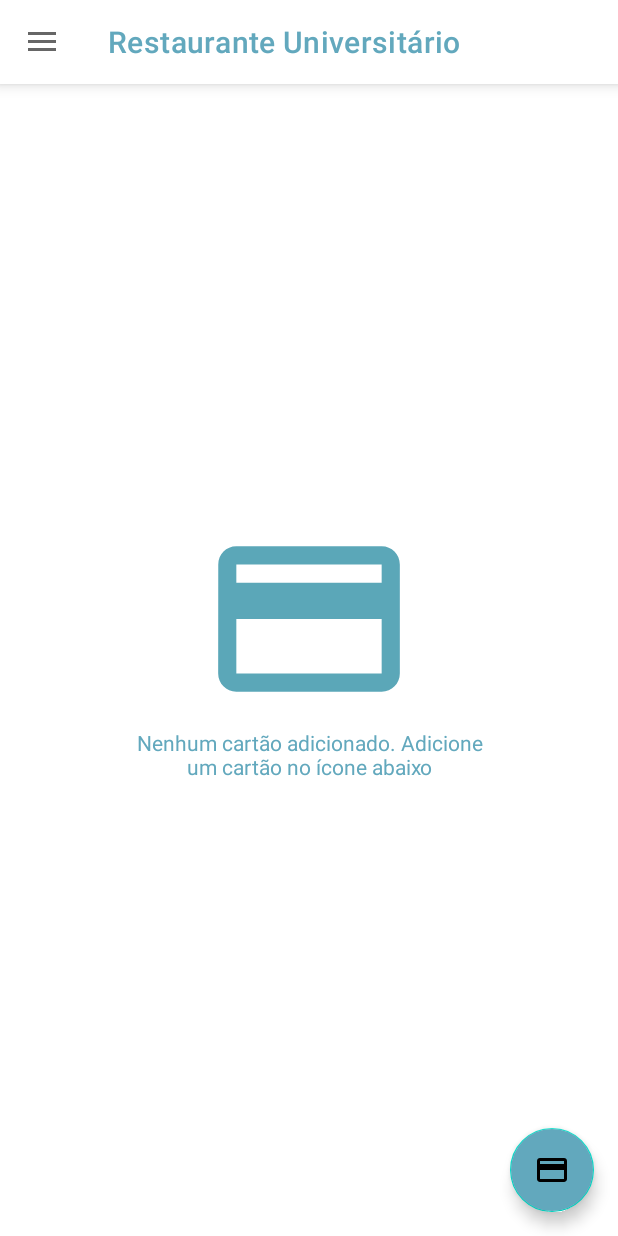
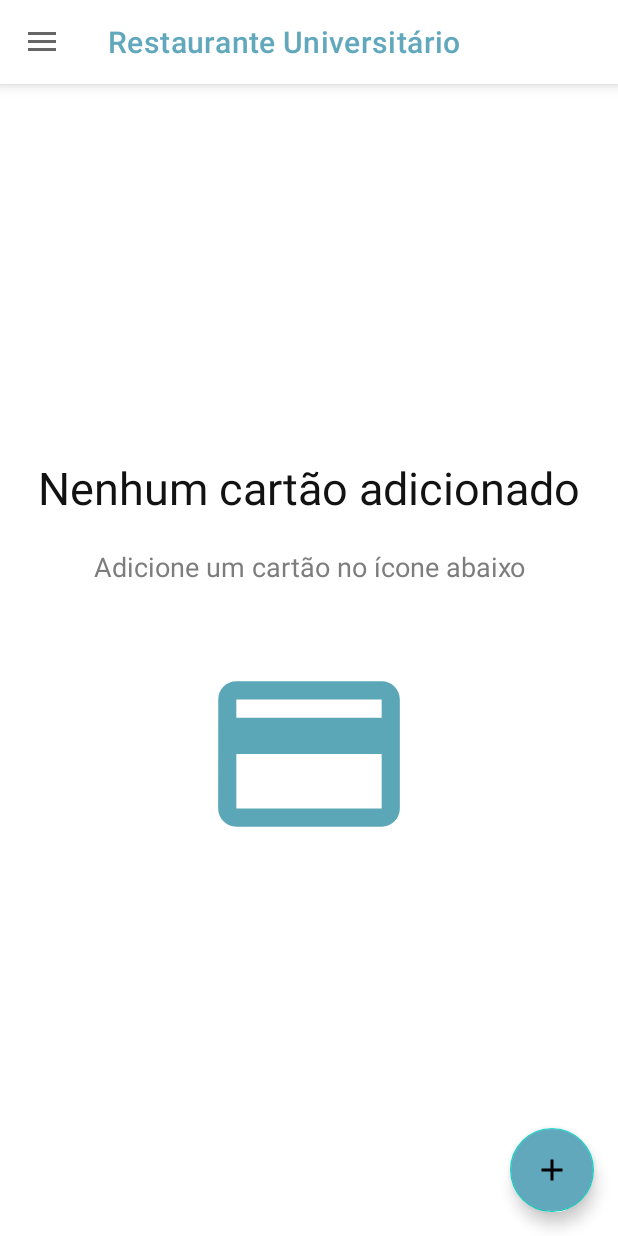
Before and after one commit to rodrigmatrix/sigaa_ufc_android, an Android app: the screen it shows after launch (MainActivity), in the side drawer, after a tap on "Créditos RU", on a phone screen of 412 x 824 dp. Run offline under Robolectric (Android 15) with nearby library versions, the phone set to English and light mode, and no system bars; our stand-ins replace Room's generated code, navigation-ui; libraries missing offline, so code that uses them is left out: org.jetbrains.anko; network calls fail; 2 statements that could not run were skipped.

Commit message:
Correções ui card

```diff
--- a/app/src/main/java/com/rodrigmatrix/sigaaufc/MainActivity.kt
+++ b/app/src/main/java/com/rodrigmatrix/sigaaufc/MainActivity.kt
@@ -62,7 +62,7 @@ class MainActivity : AppCompatActivity() {
 //                }
 //            }
         }
-        //setDefaultNightMode(MODE_NIGHT_NO)
+        setDefaultNightMode(MODE_NIGHT_NO)
         //setDefaultNightMode(MODE_NIGHT_YES)
     }
 
--- a/app/src/main/java/com/rodrigmatrix/sigaaufc/fragments/RestauranteUniversiarioFragment.kt
+++ b/app/src/main/java/com/rodrigmatrix/sigaaufc/fragments/RestauranteUniversiarioFragment.kt
@@ -52,10 +52,12 @@ class RestauranteUniversiarioFragment : Fragment(), CoroutineScope {
             recyclerView_ru.adapter = RestauranteUniversitarioAdapter(database.studentDao().getHistoryRU())
             ru_refresh?.isVisible = true
             no_card?.isVisible = false
+            ru_refresh?.isRefreshing = false
         }
         else{
             ru_refresh?.isVisible = false
             no_card?.isVisible = true
+            ru_refresh?.isRefreshing = false
         }
 
     }
--- /dev/null
+++ b/app/src/main/res/drawable/ic_add.xml
@@ -0,0 +1,5 @@
+<vector android:height="40dp" android:tint="#5BA7B8"
+    android:viewportHeight="24.0" android:viewportWidth="24.0"
+    android:width="40dp" xmlns:android="http://schemas.android.com/apk/res/android">
+    <path android:fillColor="#FF000000" android:pathData="M19,13h-6v6h-2v-6H5v-2h6V5h2v6h6v2z"/>
+</vector>
--- a/app/src/main/res/layout/app_bar_main2.xml
+++ b/app/src/main/res/layout/app_bar_main2.xml
@@ -13,7 +13,7 @@
         <androidx.appcompat.widget.Toolbar
                 android:id="@+id/toolbar"
                 android:layout_width="match_parent"
-                app:titleTextColor="@color/colorText"
+                app:titleTextColor="@color/colorPrimary"
                 android:background="?attr/backgroundColor"
                 android:layout_height="?attr/actionBarSize"
                 android:elevation="?attr/cardElevation"/>
--- a/app/src/main/res/layout/fragment_restaurante_universiario.xml
+++ b/app/src/main/res/layout/fragment_restaurante_universiario.xml
@@ -12,7 +12,7 @@
             layout="@layout/no_card_error"
             android:id="@+id/no_card"
             tools:visibility="invisible"
-            android:layout_width="wrap_content"
+            android:layout_width="match_parent"
             android:layout_gravity="center"
             android:layout_height="match_parent"/>
     <androidx.swiperefreshlayout.widget.SwipeRefreshLayout
@@ -33,7 +33,7 @@
             android:layout_height="wrap_content"
             android:backgroundTint="@color/colorPrimary"
             android:layout_margin="@dimen/fab_margin"
-            android:src="@drawable/ic_credit_card"
+            android:src="@drawable/ic_add"
             android:layout_gravity="bottom|end">
 
     </com.google.android.material.floatingactionbutton.FloatingActionButton>
--- a/app/src/main/res/layout/no_card_error.xml
+++ b/app/src/main/res/layout/no_card_error.xml
@@ -1,23 +1,35 @@
 <?xml version="1.0" encoding="utf-8"?>
 <LinearLayout xmlns:android="http://schemas.android.com/apk/res/android"
         android:orientation="vertical"
-        android:layout_width="wrap_content"
+        android:layout_width="match_parent"
         android:layout_height="match_parent"
         android:gravity="center"
         android:layout_gravity="center">
 
-    <ImageView
-            android:layout_width="232dp"
-            android:layout_height="145dp"
-            android:layout_gravity="center_vertical"
-            android:src="@drawable/ic_credit_card" />
+    <TextView
+            android:layout_width="match_parent"
+            android:layout_height="wrap_content"
+            android:text="Nenhum cartão adicionado"
+            android:textAlignment="center"
+            android:layout_marginBottom="20dp"
+            android:textColor="@color/colorText"
+            android:textSize="30sp" />
 
     <TextView
             android:layout_width="match_parent"
-            android:layout_height="54dp"
+            android:layout_height="wrap_content"
             android:layout_gravity="center_vertical"
-            android:text="Nenhum cartão adicionado. Adicione um cartão no ícone abaixo"
+            android:text="Adicione um cartão no ícone abaixo"
             android:textAlignment="center"
-            android:textColor="@color/colorText" />
+            android:layout_marginBottom="40dp"
+            android:textColor="@color/colorTextSecondary"
+            android:textSize="18sp" />
+    <ImageView
+            android:layout_width="match_parent"
+            android:layout_height="145dp"
+            android:layout_gravity="center"
+            android:src="@drawable/ic_credit_card" />
+
+
 
 </LinearLayout>
--- a/app/src/main/res/values-night/colors.xml
+++ b/app/src/main/res/values-night/colors.xml
@@ -3,7 +3,8 @@
     <color name="colorPrimary">#62A8BD</color>
     <color name="colorPrimaryDark">#62A8BD</color>
     <color name="colorAccent">#62A8BD</color>
-    <color name="colorText">#62A8BD</color>
+    <color name="colorText">#FFFFFF</color>
+    <color name="colorTextSecondary">#7d7d7d</color>
     <color name="White">#FFFFFF</color>
     <color name="Surface">#121212</color>
     <color name="colorSwipeRefresh">#202020</color>
--- a/app/src/main/res/values/colors.xml
+++ b/app/src/main/res/values/colors.xml
@@ -3,8 +3,9 @@
     <color name="colorPrimary">#62A8BD</color>
     <color name="colorPrimaryDark">#62A8BD</color>
     <color name="colorAccent">#62A8BD</color>
-    <color name="colorText">#62A8BD</color>
+    <color name="colorText">#121212</color>
     <color name="White">#FFFFFF</color>
+    <color name="colorTextSecondary">#7d7d7d</color>
     <color name="Surface">#121212</color>
     <color name="colorSwipeRefresh">#FFFFFF</color>
     <color name="Red">#b00020</color>
```
Also changed, not shown: app/src/main/res/layout/activity_add_card.xml (+12 -11 lines), app/src/main/res/layout/ru_row.xml (+4 -4 lines).
